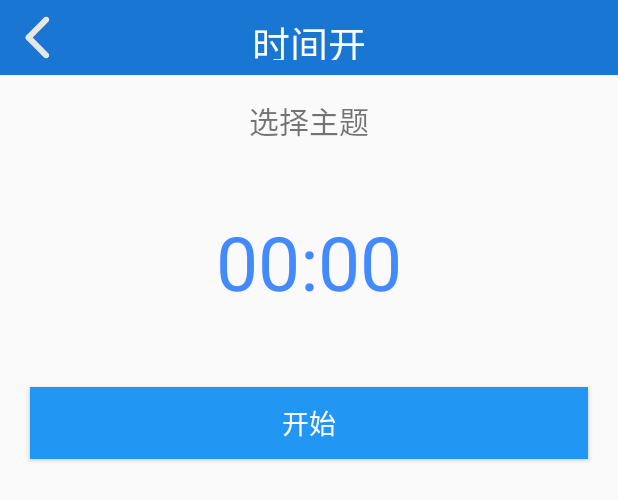
After one commit to jimolonely/MyCost, an Android app: the layout activity_time_cost.xml on its own in the app's theme, with its tools: preview values and no code run, on a phone screen of 412 x 824 dp. The commit adds this screen. Shown: the top 500 px of the screen. Run offline under Robolectric (Android 15) with nearby library versions, the light colour scheme and no system bars.

Commit message:
add time cost record

```diff
--- a/android-app/app/src/main/AndroidManifest.xml
+++ b/android-app/app/src/main/AndroidManifest.xml
@@ -24,7 +24,8 @@
         <activity
             android:name=".ui.AddCostActivity"
             android:windowSoftInputMode="adjustPan" />
-        <activity android:name=".ui.DataStatisticActivity"></activity>
+        <activity android:name=".ui.DataStatisticActivity" />
+        <activity android:name=".ui.TimeCostActivity"></activity>
     </application>
 
 </manifest>
--- a/android-app/app/src/main/res/layout/activity_main.xml
+++ b/android-app/app/src/main/res/layout/activity_main.xml
@@ -14,9 +14,11 @@
         android:padding="10dp">
 
         <ImageButton
+            android:id="@+id/btn_open_timer"
             android:layout_width="30dp"
             android:layout_height="match_parent"
-            android:background="@mipmap/android_up" />
+            android:background="@mipmap/timer"
+            android:onClick="ibTimerClick" />
 
         <TextView
             android:layout_width="100dp"
--- /dev/null
+++ b/android-app/app/src/main/res/layout/activity_time_cost.xml
@@ -0,0 +1,65 @@
+<?xml version="1.0" encoding="utf-8"?>
+<LinearLayout xmlns:android="http://schemas.android.com/apk/res/android"
+    xmlns:tools="http://schemas.android.com/tools"
+    android:layout_width="match_parent"
+    android:layout_height="match_parent"
+    android:orientation="vertical"
+    tools:context="com.jimo.mycost.ui.TimeCostActivity">
+
+    <RelativeLayout
+        android:id="@+id/relativeLayout"
+        android:layout_width="match_parent"
+        android:layout_height="50dp"
+        android:background="@color/colorPrimaryDark"
+        android:padding="10dp">
+
+        <ImageButton
+            android:id="@+id/ib_back"
+            android:layout_width="30dp"
+            android:layout_height="match_parent"
+            android:background="@mipmap/back" />
+
+        <TextView
+            android:layout_width="100dp"
+            android:layout_height="match_parent"
+            android:layout_centerInParent="true"
+            android:gravity="center"
+            android:text="时间开销"
+            android:textColor="@color/icons"
+            android:textSize="25sp" />
+
+    </RelativeLayout>
+
+    <TextView
+        android:id="@+id/tv_choose_subject"
+        android:layout_width="match_parent"
+        android:layout_height="wrap_content"
+        android:layout_margin="10dp"
+        android:gravity="center"
+        android:padding="5dp"
+        android:text="选择主题"
+        android:textSize="20sp" />
+
+    <Chronometer
+        android:id="@+id/timer"
+        android:layout_width="wrap_content"
+        android:layout_height="wrap_content"
+        android:layout_gravity="center_horizontal"
+        android:layout_margin="20dp"
+        android:format="00:00"
+        android:padding="10dp"
+        android:textColor="@color/colorAccent"
+        android:textSize="50sp" />
+
+    <Button
+        android:id="@+id/btn_timer"
+        android:layout_width="match_parent"
+        android:layout_height="wrap_content"
+        android:layout_gravity="center_horizontal"
+        android:layout_margin="20dp"
+        android:background="@color/colorPrimary"
+        android:onClick="recordTime"
+        android:text="开始"
+        android:textColor="@color/icons"
+        android:textSize="18sp" />
+</LinearLayout>
--- a/android-app/build.gradle
+++ b/android-app/build.gradle
@@ -5,7 +5,7 @@ buildscript {
         jcenter()
     }
     dependencies {
-        classpath 'com.android.tools.build:gradle:3.0.0'
+        classpath 'com.android.tools.build:gradle:3.0.1'
 
         // NOTE: Do not place your application dependencies here; they belong
         // in the individual module build.gradle files
```
Also changed, not shown: android-app/app/src/main/java/com/jimo/mycost/MainActivity.java (+6 -3 lines), android-app/app/src/main/java/com/jimo/mycost/ui/TimeCostActivity.java (added, +53 -0 lines), android-app/app/src/main/res/mipmap-xhdpi/timer.png (added).
